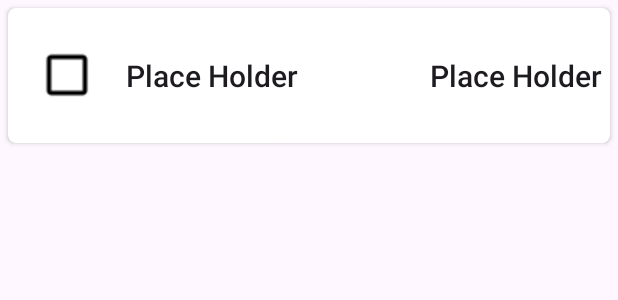
After one commit to IT22305282/MAD_EXAM_4, an Android app: the layout task_item_cell.xml on its own in the app's theme, with its tools: preview values and no code run, on a phone screen of 412 x 824 dp. The commit adds this screen. Shown: the top 300 px of the screen. Run offline under Robolectric (Android 15) with nearby library versions, the phone set to English and light mode, and no system bars.

Commit message:
Added Edit Text and Checked button
Added edit text without using SQL for testing and also added a checked button

```diff
--- /dev/null
+++ b/app/src/main/res/drawable/check_box_checked.xml
@@ -0,0 +1,5 @@
+<vector android:height="24dp" android:tint="#000000"
+    android:viewportHeight="24" android:viewportWidth="24"
+    android:width="24dp" xmlns:android="http://schemas.android.com/apk/res/android">
+    <path android:fillColor="@android:color/white" android:pathData="M19,3L5,3c-1.11,0 -2,0.9 -2,2v14c0,1.1 0.89,2 2,2h14c1.11,0 2,-0.9 2,-2L21,5c0,-1.1 -0.89,-2 -2,-2zM10,17l-5,-5 1.41,-1.41L10,14.17l7.59,-7.59L19,8l-9,9z"/>
+</vector>
--- /dev/null
+++ b/app/src/main/res/drawable/check_box_outline.xml
@@ -0,0 +1,5 @@
+<vector android:height="24dp" android:tint="#000000"
+    android:viewportHeight="24" android:viewportWidth="24"
+    android:width="24dp" xmlns:android="http://schemas.android.com/apk/res/android">
+    <path android:fillColor="@android:color/white" android:pathData="M19,5v14H5V5h14m0,-2H5c-1.1,0 -2,0.9 -2,2v14c0,1.1 0.9,2 2,2h14c1.1,0 2,-0.9 2,-2V5c0,-1.1 -0.9,-2 -2,-2z"/>
+</vector>
--- a/app/src/main/res/layout/fragment_new_task_sheet.xml
+++ b/app/src/main/res/layout/fragment_new_task_sheet.xml
@@ -9,6 +9,7 @@
 
 
     <TextView
+        android:id="@+id/taskTitle"
         android:layout_width="match_parent"
         android:layout_height="wrap_content"
         android:text="New Task"
--- /dev/null
+++ b/app/src/main/res/layout/task_item_cell.xml
@@ -0,0 +1,48 @@
+<?xml version="1.0" encoding="utf-8"?>
+<androidx.cardview.widget.CardView
+    android:id="@+id/taskCellContainer"
+    xmlns:android="http://schemas.android.com/apk/res/android"
+    android:layout_width="match_parent"
+    android:layout_height="90dp"
+    app:cardCornerRadius="5dp"
+    android:layout_margin="5dp"
+    xmlns:app="http://schemas.android.com/apk/res-auto">
+
+    <LinearLayout
+        android:orientation="horizontal"
+        android:layout_width="match_parent"
+        android:layout_height="match_parent">
+
+        <ImageButton
+            android:layout_width="wrap_content"
+            android:layout_height="wrap_content"
+            android:id="@+id/completeButton"
+            android:layout_gravity="center"
+            android:layout_marginHorizontal="15dp"
+            android:src="@drawable/check_box_outline"
+            android:scaleX="1.5"
+            android:scaleY="1.5"
+            android:contentDescription="@string/checkbox"
+            android:backgroundTint="@android:color/transparent"/>
+
+        <TextView
+            android:id="@+id/name"
+            android:layout_width="0dp"
+            android:layout_height="wrap_content"
+            android:text="@string/place_holder"
+            style="@style/TextAppearance.AppCompat.Title"
+            android:layout_gravity="center"
+            android:layout_weight="1"/>
+
+        <TextView
+            android:id="@+id/dueTime"
+            android:layout_width="wrap_content"
+            android:layout_height="wrap_content"
+            android:text="@string/place_holder"
+            style="@style/TextAppearance.AppCompat.Title"
+            android:layout_gravity="center"
+            android:layout_marginHorizontal="5dp"/>
+
+    </LinearLayout>
+
+</androidx.cardview.widget.CardView>
--- a/app/src/main/res/values/colors.xml
+++ b/app/src/main/res/values/colors.xml
@@ -2,4 +2,5 @@
 <resources>
     <color name="black">#FF000000</color>
     <color name="white">#FFFFFFFF</color>
+    <color name="purple_500">#9C27B0</color>
 </resources>
--- a/app/src/main/res/values/strings.xml
+++ b/app/src/main/res/values/strings.xml
@@ -2,4 +2,6 @@
     <string name="app_name">MAD_EXAM_4</string>
     <!-- TODO: Remove or change this placeholder text -->
     <string name="hello_blank_fragment">Hello blank fragment</string>
+    <string name="place_holder">Place Holder</string>
+    <string name="checkbox">CheckBox</string>
 </resources>
```
Also changed, not shown: app/src/main/java/com/example/mad_exam_4/MainActivity.kt (+23 -9 lines), app/src/main/java/com/example/mad_exam_4/NewTaskSheet.kt (+23 -3 lines), app/src/main/java/com/example/mad_exam_4/TaskItem.kt (added, +24 -0 lines), app/src/main/java/com/example/mad_exam_4/TaskItemAdapter.kt (added, +24 -0 lines), app/src/main/java/com/example/mad_exam_4/TaskItemClickListener.kt (added, +7 -0 lines), app/src/main/java/com/example/mad_exam_4/TaskItemViewHolder.kt (added, +47 -0 lines), app/src/main/java/com/example/mad_exam_4/TaskViewModel.kt (+41 -2 lines), app/src/main/res/layout/activity_main.xml (+3 -22 lines).
